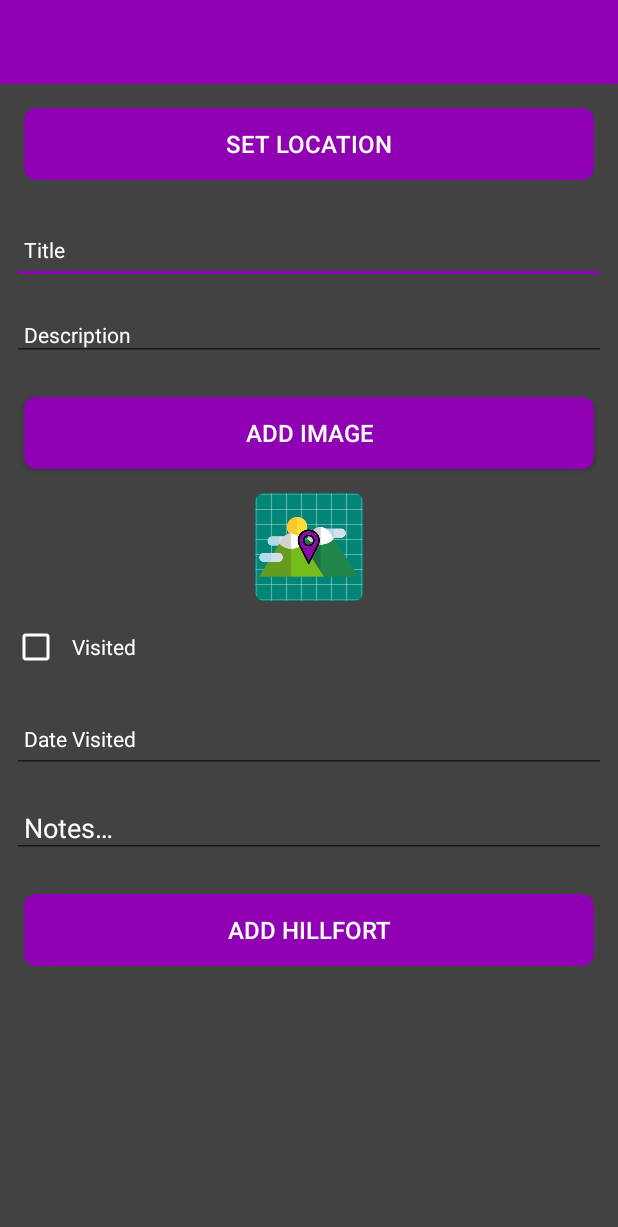
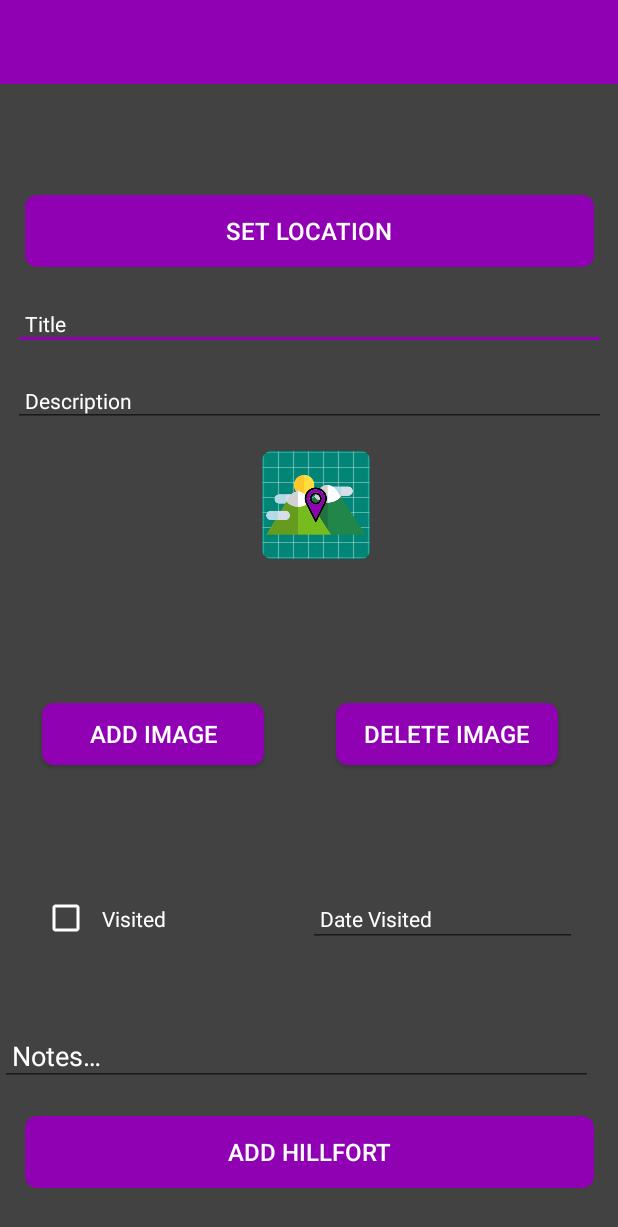
Before and after one commit to niallmul97/HillfortApp, an Android app: the layout activity_hillfort.xml on its own in the app's theme, with its tools: preview values and no code run, on a phone screen of 412 x 824 dp. Shown: the top 1227 px of the screen. Run offline under Robolectric (Android 15) with nearby library versions, the phone set to English and light mode, and no system bars.

Commit message:
Constraint layout added to main activity

```diff
--- a/app/src/main/java/com/example/hillfort/activities/HillfortMapsActivity.kt
+++ b/app/src/main/java/com/example/hillfort/activities/HillfortMapsActivity.kt
@@ -7,11 +7,12 @@ import com.example.hillfort.R
 import com.example.hillfort.main.MainApp
 import com.google.android.gms.maps.CameraUpdateFactory
 import com.google.android.gms.maps.model.LatLng
+import com.google.android.gms.maps.model.Marker
 import com.google.android.gms.maps.model.MarkerOptions
 import kotlinx.android.synthetic.main.activity_hillfort_maps.*
 import kotlinx.android.synthetic.main.content_hillfort_maps.*
 
-class HillfortMapsActivity : AppCompatActivity() {
+class HillfortMapsActivity : AppCompatActivity(), GoogleMap.OnMarkerClickListener  {
 
     lateinit var map: GoogleMap
     lateinit var app: MainApp
@@ -27,6 +28,11 @@ class HillfortMapsActivity : AppCompatActivity() {
             map = it
             configureMap()
         }
+    }
+
+    override fun onMarkerClick(marker: Marker): Boolean {
+        textViewTitle.text = marker.title
+        return false
     }
 
     override fun onDestroy() {
@@ -61,6 +67,7 @@ class HillfortMapsActivity : AppCompatActivity() {
             val options = MarkerOptions().title(it.title).position(loc)
             map.addMarker(options).tag = it.id
             map.moveCamera(CameraUpdateFactory.newLatLngZoom(loc, it.location.zoom))
+            map.setOnMarkerClickListener(this)
         }
     }
 }
--- a/app/src/main/res/layout/activity_hillfort.xml
+++ b/app/src/main/res/layout/activity_hillfort.xml
@@ -32,48 +32,55 @@
         android:layout_height="match_parent"
         android:layout_below="@id/appBarLayout"
         android:layout_marginTop="56dp"
+        android:fillViewport="true"
         app:layout_constraintBottom_toBottomOf="parent"
         app:layout_constraintEnd_toEndOf="parent"
         app:layout_constraintHorizontal_bias="0.0"
         app:layout_constraintStart_toStartOf="parent"
         app:layout_constraintTop_toBottomOf="@+id/appBarLayout"
-        app:layout_constraintVertical_bias="0.357">
+        app:layout_constraintVertical_bias="1.0">
 
-        <LinearLayout
+        <androidx.constraintlayout.widget.ConstraintLayout
+            android:id="@+id/constraintLayout"
             android:layout_width="match_parent"
-            android:layout_height="wrap_content"
-            android:orientation="vertical">
+            android:layout_height="wrap_content">
 
             <TextView
                 android:id="@+id/hillFortLocationDisplay"
-                android:layout_width="match_parent"
+                android:layout_width="wrap_content"
                 android:layout_height="wrap_content"
-                android:layout_margin="16dp"
+                android:layout_marginTop="16dp"
                 android:paddingTop="8dp"
                 android:paddingBottom="8dp"
                 android:stateListAnimator="@null"
                 android:textColor="@color/colorPrimary"
                 android:textSize="16sp"
-                android:visibility="gone" />
+                app:layout_constraintEnd_toEndOf="parent"
+                app:layout_constraintHorizontal_bias="0.497"
+                app:layout_constraintStart_toStartOf="parent"
+                app:layout_constraintTop_toTopOf="parent" />
 
             <Button
                 android:id="@+id/hillfortLocation"
-                android:layout_width="match_parent"
+                android:layout_width="379dp"
                 android:layout_height="wrap_content"
-                android:layout_margin="16dp"
+                android:layout_marginTop="20dp"
                 android:background="@drawable/rounded_button"
                 android:paddingTop="8dp"
                 android:paddingBottom="8dp"
                 android:stateListAnimator="@null"
                 android:text="@string/button_location"
                 android:textColor="@color/colorPrimary"
-                android:textSize="16sp" />
+                android:textSize="16sp"
+                app:layout_constraintEnd_toEndOf="parent"
+                app:layout_constraintStart_toStartOf="parent"
+                app:layout_constraintTop_toBottomOf="@+id/hillFortLocationDisplay" />
 
             <EditText
                 android:id="@+id/hillfortTitle"
-                android:layout_width="match_parent"
-                android:layout_height="45dp"
-                android:layout_margin="8dp"
+                android:layout_width="395dp"
+                android:layout_height="0dp"
+                android:layout_marginTop="20dp"
                 android:autofillHints=""
                 android:hint="@string/hint_hillfortTitle"
                 android:inputType="text"
@@ -82,13 +89,16 @@
                 android:padding="8dp"
                 android:textColor="@color/colorPrimary"
                 android:textColorHint="@color/colorPrimary"
-                android:textSize="14sp" />
+                android:textSize="14sp"
+                app:layout_constraintEnd_toEndOf="parent"
+                app:layout_constraintStart_toStartOf="parent"
+                app:layout_constraintTop_toBottomOf="@+id/hillfortLocation" />
 
             <EditText
                 android:id="@+id/hillfortDescription"
-                android:layout_width="match_parent"
+                android:layout_width="395dp"
                 android:layout_height="wrap_content"
-                android:layout_margin="8dp"
+                android:layout_marginTop="16dp"
                 android:hint="@string/hint_hillfortDescription"
                 android:inputType="text"
                 android:maxLength="25"
@@ -96,58 +106,80 @@
                 android:padding="8dp"
                 android:textColor="@color/colorPrimary"
                 android:textColorHint="@color/colorPrimary"
-                android:textSize="14sp" />
+                android:textSize="14sp"
+                app:layout_constraintEnd_toEndOf="parent"
+                app:layout_constraintStart_toStartOf="parent"
+                app:layout_constraintTop_toBottomOf="@+id/hillfortTitle" />
 
             <Button
                 android:id="@+id/chooseImage"
-                android:layout_width="match_parent"
-                android:layout_height="wrap_content"
-                android:layout_margin="16dp"
+                android:layout_width="148dp"
+                android:layout_height="41dp"
+                android:layout_marginTop="96dp"
                 android:background="@drawable/rounded_button"
                 android:paddingTop="8dp"
                 android:paddingBottom="8dp"
                 android:text="@string/button_addImage"
                 android:textColor="@color/colorPrimary"
-                android:textSize="16sp" />
+                android:textSize="16sp"
+                app:layout_constraintEnd_toEndOf="parent"
+                app:layout_constraintHorizontal_bias="0.106"
+                app:layout_constraintStart_toStartOf="parent"
+                app:layout_constraintTop_toBottomOf="@+id/hillfortImage" />
 
             <ImageView
                 android:id="@+id/hillfortImage"
-                android:layout_width="match_parent"
-                android:layout_height="wrap_content"
+                android:layout_width="421dp"
+                android:layout_height="0dp"
+                android:layout_marginTop="16dp"
                 android:scaleType="fitCenter"
+                app:layout_constraintStart_toStartOf="parent"
+                app:layout_constraintTop_toBottomOf="@+id/hillfortDescription"
                 app:srcCompat="@mipmap/ic_launcher" />
 
             <Button
                 android:id="@+id/btnDeleteImage"
-                android:layout_width="match_parent"
-                android:layout_height="wrap_content"
-                android:layout_margin="16dp"
+                android:layout_width="148dp"
+                android:layout_height="41dp"
+                android:layout_marginStart="48dp"
+                android:layout_marginTop="96dp"
                 android:background="@drawable/rounded_button"
                 android:paddingTop="8dp"
                 android:paddingBottom="8dp"
                 android:text="@string/button_deleteImage"
                 android:textColor="@color/colorPrimary"
                 android:textSize="16sp"
-                android:visibility="gone" />
+                android:visibility="visible"
+                app:layout_constraintEnd_toEndOf="parent"
+                app:layout_constraintHorizontal_bias="0.0"
+                app:layout_constraintStart_toEndOf="@id/chooseImage"
+                app:layout_constraintTop_toBottomOf="@+id/hillfortImage" />
 
             <CheckBox
                 android:id="@+id/hillFortVisited"
-                android:layout_width="match_parent"
-                android:layout_height="45dp"
-                android:layout_margin="8dp"
+                android:layout_width="157dp"
+                android:layout_height="38dp"
+                android:layout_marginStart="28dp"
+                android:layout_marginBottom="52dp"
                 android:buttonTint="@color/colorPrimary"
                 android:maxLength="25"
                 android:maxLines="1"
                 android:padding="8dp"
                 android:text="@string/checkboxHillFortVisited"
                 android:textColor="@color/colorPrimary"
-                android:textSize="14sp" />
+                android:textSize="14sp"
+                app:layout_constraintBottom_toTopOf="@+id/notes"
+                app:layout_constraintEnd_toEndOf="parent"
+                app:layout_constraintHorizontal_bias="0.0"
+                app:layout_constraintStart_toStartOf="parent"
+                app:layout_constraintTop_toBottomOf="@id/chooseImage"
+                app:layout_constraintVertical_bias="1.0" />
 
             <EditText
                 android:id="@+id/hillFortDateVisited"
-                android:layout_width="match_parent"
-                android:layout_height="45dp"
-                android:layout_margin="8dp"
+                android:layout_width="179dp"
+                android:layout_height="37dp"
+                android:layout_marginBottom="52dp"
                 android:autofillHints=""
                 android:ems="10"
                 android:hint="@string/visitDate"
@@ -158,33 +190,46 @@
                 android:textColor="@color/colorPrimary"
                 android:textColorHint="@color/colorPrimary"
                 android:textSize="14sp"
-                android:visibility="visible" />
+                android:visibility="visible"
+                app:layout_constraintBottom_toTopOf="@+id/notes"
+                app:layout_constraintEnd_toEndOf="parent"
+                app:layout_constraintHorizontal_bias="0.425"
+                app:layout_constraintStart_toEndOf="@+id/hillFortVisited"
+                app:layout_constraintTop_toBottomOf="@id/chooseImage"
+                app:layout_constraintVertical_bias="1.0" />
 
             <EditText
                 android:id="@+id/notes"
-                android:layout_width="match_parent"
+                android:layout_width="395dp"
                 android:layout_height="wrap_content"
-                android:layout_margin="8dp"
+                android:layout_marginBottom="20dp"
                 android:ems="10"
                 android:gravity="start|top"
                 android:hint="@string/notes"
                 android:inputType="textMultiLine"
                 android:padding="8dp"
                 android:textColor="@color/colorPrimary"
-                android:textColorHint="@color/colorPrimary" />
+                android:textColorHint="@color/colorPrimary"
+                app:layout_constraintBottom_toTopOf="@+id/btnAdd"
+                app:layout_constraintEnd_toEndOf="parent"
+                app:layout_constraintHorizontal_bias="0.0"
+                app:layout_constraintStart_toStartOf="parent" />
 
             <Button
                 android:id="@+id/btnAdd"
-                android:layout_width="match_parent"
+                android:layout_width="379dp"
                 android:layout_height="wrap_content"
-                android:layout_margin="16dp"
+                android:layout_marginBottom="32dp"
                 android:background="@drawable/rounded_button"
                 android:paddingTop="8dp"
                 android:paddingBottom="8dp"
                 android:stateListAnimator="@null"
                 android:text="@string/button_addHillfort"
                 android:textColor="@color/colorPrimary"
-                android:textSize="16sp" />
-        </LinearLayout>
+                android:textSize="16sp"
+                app:layout_constraintBottom_toBottomOf="parent"
+                app:layout_constraintEnd_toEndOf="parent"
+                app:layout_constraintStart_toStartOf="parent" />
+        </androidx.constraintlayout.widget.ConstraintLayout>
     </ScrollView>
 </androidx.constraintlayout.widget.ConstraintLayout>
--- a/app/src/main/res/layout/content_hillfort_maps.xml
+++ b/app/src/main/res/layout/content_hillfort_maps.xml
@@ -9,17 +9,59 @@
     tools:showIn="@layout/activity_hillfort_maps">
 
     <androidx.cardview.widget.CardView
-        android:layout_width="386dp"
-        android:layout_height="113dp"
+        android:layout_width="389dp"
+        android:layout_height="157dp"
         android:layout_marginBottom="28dp"
         app:layout_constraintBottom_toBottomOf="parent"
         app:layout_constraintEnd_toEndOf="parent"
-        app:layout_constraintStart_toStartOf="parent" />
+        app:layout_constraintStart_toStartOf="parent" >
+
+        <androidx.constraintlayout.widget.ConstraintLayout
+            android:layout_width="match_parent"
+            android:layout_height="match_parent"
+            android:background="@color/cardview_dark_background">
+
+            <TextView
+                android:id="@+id/textViewTitle"
+                android:layout_width="wrap_content"
+                android:layout_height="wrap_content"
+                android:layout_marginTop="16dp"
+                android:text="Current Title"
+                android:textColor="@color/colorPrimary"
+                app:layout_constraintEnd_toEndOf="parent"
+                app:layout_constraintHorizontal_bias="0.048"
+                app:layout_constraintStart_toStartOf="parent"
+                app:layout_constraintTop_toTopOf="parent" />
+
+            <TextView
+                android:id="@+id/textViewDescription"
+                android:layout_width="wrap_content"
+                android:layout_height="wrap_content"
+                android:layout_marginTop="16dp"
+                android:text="Current Description"
+                android:textColor="@color/colorPrimary"
+                app:layout_constraintEnd_toEndOf="parent"
+                app:layout_constraintHorizontal_bias="0.048"
+                app:layout_constraintStart_toStartOf="parent"
+                app:layout_constraintTop_toBottomOf="@+id/textViewTitle" />
+
+            <ImageView
+                android:id="@+id/imageView"
+                android:layout_width="wrap_content"
+                android:layout_height="wrap_content"
+                android:layout_marginEnd="16dp"
+                app:layout_constraintBottom_toBottomOf="parent"
+                app:layout_constraintEnd_toEndOf="parent"
+                app:layout_constraintTop_toTopOf="parent"
+                app:layout_constraintVertical_bias="0.489"
+                app:srcCompat="@mipmap/ic_launcher_foreground" />
+        </androidx.constraintlayout.widget.ConstraintLayout>
+    </androidx.cardview.widget.CardView>
 
     <com.google.android.gms.maps.MapView
         android:id="@+id/mapView2"
         android:layout_width="352dp"
-        android:layout_height="464dp"
+        android:layout_height="426dp"
         android:layout_marginTop="24dp"
         app:layout_constraintEnd_toEndOf="parent"
         app:layout_constraintStart_toStartOf="parent"
```
